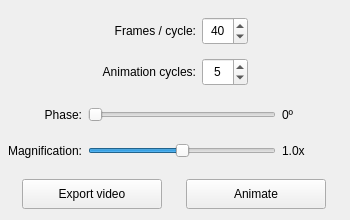
Qt form vibra/interface/data/ui_files/plots/general/animation_widget.ui (MOPT-UFSC/VIBRA) before a commit.
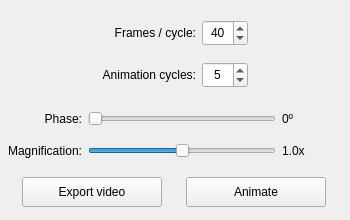
The same form after that commit.

What changed in the file:
```diff
--- a/vibra/interface/data/ui_files/plots/general/animation_widget.ui
+++ b/vibra/interface/data/ui_files/plots/general/animation_widget.ui
@@ -30,7 +30,7 @@
     <number>2</number>
    </property>
    <property name="bottomMargin">
-    <number>2</number>
+    <number>4</number>
    </property>
    <property name="verticalSpacing">
     <number>2</number>
@@ -153,7 +153,13 @@
         <property name="minimumSize">
          <size>
           <width>60</width>
-          <height>30</height>
+          <height>26</height>
+         </size>
+        </property>
+        <property name="maximumSize">
+         <size>
+          <width>16777215</width>
+          <height>26</height>
          </size>
         </property>
         <property name="text">
@@ -185,7 +191,13 @@
         <property name="minimumSize">
          <size>
           <width>60</width>
-          <height>30</height>
+          <height>26</height>
+         </size>
+        </property>
+        <property name="maximumSize">
+         <size>
+          <width>16777215</width>
+          <height>26</height>
          </size>
         </property>
         <property name="text">
@@ -198,7 +210,13 @@
         <property name="minimumSize">
          <size>
           <width>0</width>
-          <height>30</height>
+          <height>26</height>
+         </size>
+        </property>
+        <property name="maximumSize">
+         <size>
+          <width>16777215</width>
+          <height>26</height>
          </size>
         </property>
         <property name="text">
@@ -227,7 +245,13 @@
         <property name="minimumSize">
          <size>
           <width>0</width>
-          <height>30</height>
+          <height>26</height>
+         </size>
+        </property>
+        <property name="maximumSize">
+         <size>
+          <width>16777215</width>
+          <height>26</height>
          </size>
         </property>
         <property name="text">
@@ -280,13 +304,13 @@
         <property name="minimumSize">
          <size>
           <width>0</width>
-          <height>28</height>
+          <height>26</height>
          </size>
         </property>
         <property name="maximumSize">
          <size>
           <width>16777215</width>
-          <height>28</height>
+          <height>26</height>
          </size>
         </property>
         <property name="text">
@@ -302,13 +326,13 @@
         <property name="minimumSize">
          <size>
           <width>46</width>
-          <height>28</height>
+          <height>26</height>
          </size>
         </property>
         <property name="maximumSize">
          <size>
           <width>16777215</width>
-          <height>28</height>
+          <height>26</height>
          </size>
         </property>
         <property name="alignment">
@@ -346,13 +370,13 @@
         <property name="minimumSize">
          <size>
           <width>0</width>
-          <height>28</height>
+          <height>26</height>
          </size>
         </property>
         <property name="maximumSize">
          <size>
           <width>16777215</width>
-          <height>28</height>
+          <height>26</height>
          </size>
         </property>
         <property name="text">
@@ -368,13 +392,13 @@
         <property name="minimumSize">
          <size>
           <width>46</width>
-          <height>28</height>
+          <height>26</height>
          </size>
         </property>
         <property name="maximumSize">
          <size>
           <width>16777215</width>
-          <height>28</height>
+          <height>26</height>
          </size>
         </property>
         <property name="alignment">
```
